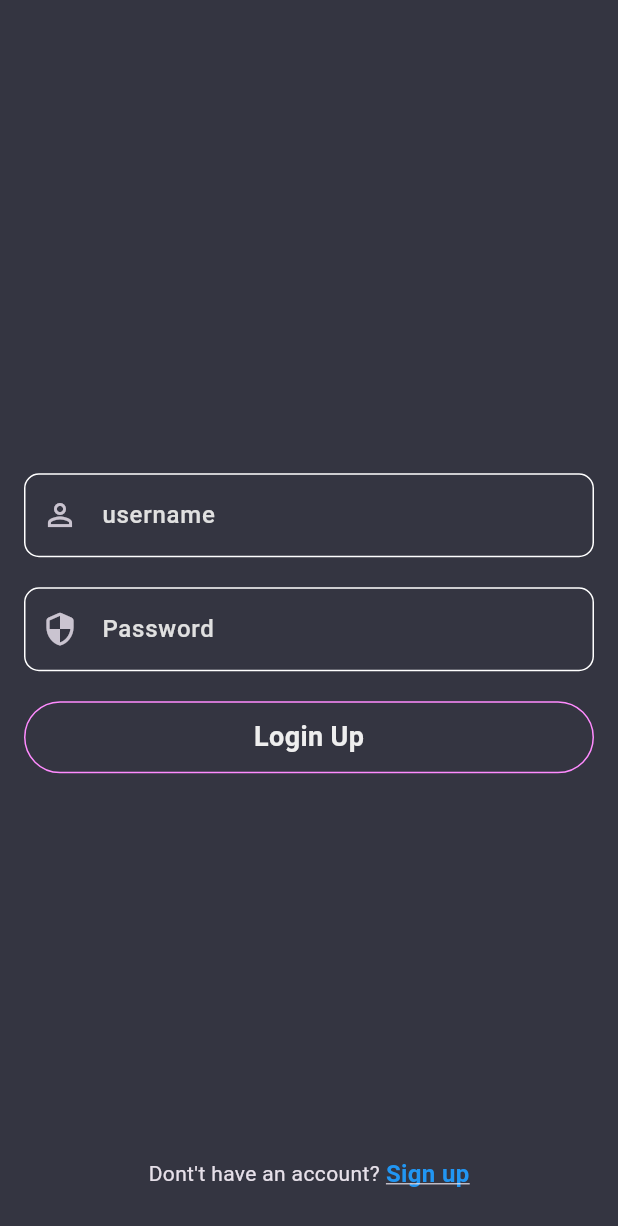
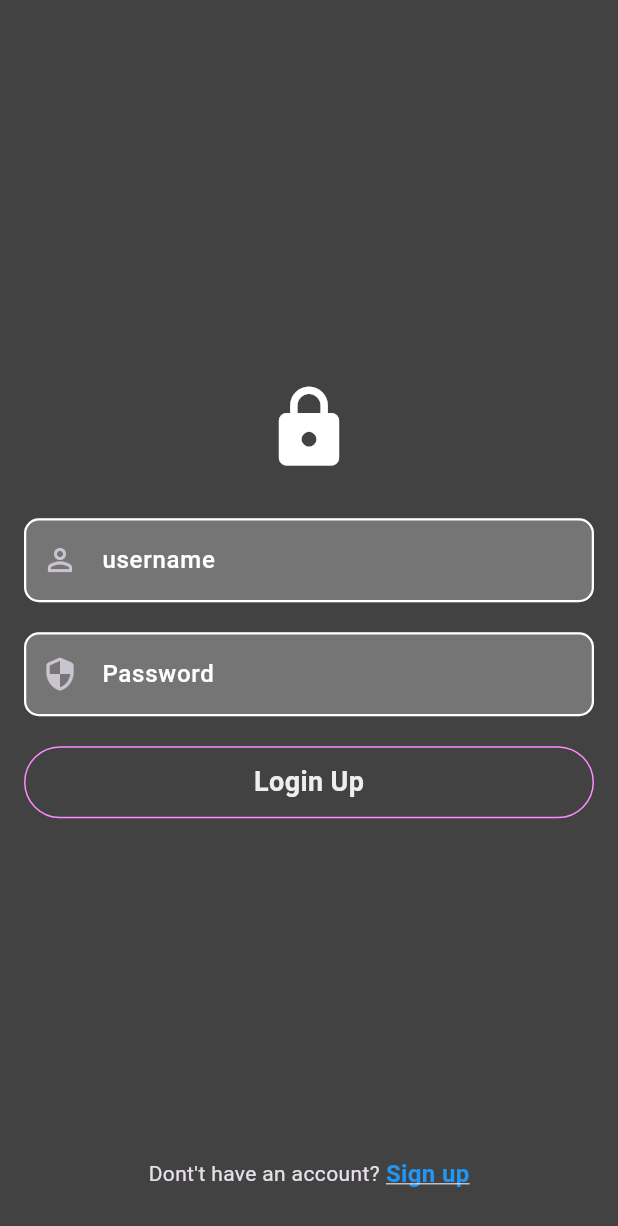
Before and after one commit to sanket-pilane/Chatgpt-clone, a Flutter app: the screen it shows after launch, after a tap on "Login now", on a phone screen of 412 x 824 dp. Shown: the top 1226 px of the screen. Run offline on Flutter 3.47's test engine with Material 3 defaults, Android fonts, the phone set to English and light mode, and no system bars; our stand-ins replace bloc, flutter_bloc, flutter_svg.

Commit message:
Auth UI updated

```diff
--- a/frontend/mobile/lib/components/text_fields.dart
+++ b/frontend/mobile/lib/components/text_field.dart
@@ -18,9 +18,12 @@ class MyTextField extends StatelessWidget {
         cursorColor: Colors.white,
         controller: controller,
         decoration: InputDecoration(
+          fillColor: Colors.grey.shade600,
+          filled: true,
           enabledBorder: const OutlineInputBorder(
             borderSide: BorderSide(
               color: Colors.white,
+              width: 1.5,
             ),
             borderRadius: BorderRadius.all(
               Radius.circular(
@@ -28,16 +31,16 @@ class MyTextField extends StatelessWidget {
               ),
             ),
           ),
-          focusedBorder: OutlineInputBorder(
-            borderRadius: const BorderRadius.all(
+          focusedBorder: const OutlineInputBorder(
+            borderRadius: BorderRadius.all(
               Radius.circular(10),
             ),
-            borderSide: BorderSide(color: Colors.blue.shade500),
+            borderSide: BorderSide(color: Colors.black),
           ),
           prefixIcon: Icon(icon),
-          hintText: hintText,
-          hintStyle: TextStyle(
-            color: Colors.grey.shade300,
+          labelText: hintText,
+          labelStyle: const TextStyle(
+            color: Colors.white,
             fontWeight: FontWeight.w500,
           ),
         ),
--- a/frontend/mobile/lib/features/auth/login.dart
+++ b/frontend/mobile/lib/features/auth/login.dart
@@ -1,7 +1,8 @@
 import 'package:flutter/material.dart';
-// import 'package:lottie/lottie.dart';
+
 import 'package:mobile/components/my_button.dart';
-import 'package:mobile/components/text_fields.dart';
+import 'package:mobile/components/text_field.dart';
+
 import 'package:mobile/features/auth/sign_up.dart';
 
 class LoginPage extends StatelessWidget {
@@ -13,6 +14,7 @@ class LoginPage extends StatelessWidget {
     final TextEditingController passwordController = TextEditingController();
 
     return Scaffold(
+      backgroundColor: Colors.grey.shade800,
       body: SafeArea(
         child: Padding(
           padding: const EdgeInsets.symmetric(vertical: 30.0),
@@ -21,14 +23,11 @@ class LoginPage extends StatelessWidget {
             mainAxisAlignment: MainAxisAlignment.center,
             children: [
               const Spacer(),
-              // Center(
-              //   child: Lottie.asset(
-              //     "assets/lottie/login.json",
-              //     height: 100,
-              //     width: 100,
-              //     animate: true,
-              //   ),
-              // ),
+              const Center(
+                  child: Icon(
+                Icons.lock,
+                size: 60,
+              )),
               const SizedBox(
                 height: 20,
               ),
--- a/frontend/mobile/lib/features/auth/sign_up.dart
+++ b/frontend/mobile/lib/features/auth/sign_up.dart
@@ -1,7 +1,8 @@
 import 'package:flutter/material.dart';
-import 'package:lottie/lottie.dart';
+
 import 'package:mobile/components/my_button.dart';
-import 'package:mobile/components/text_fields.dart';
+import 'package:mobile/components/text_field.dart';
+
 import 'package:mobile/features/auth/login.dart';
 
 class SignUpPage extends StatefulWidget {
@@ -19,6 +20,7 @@ class _SignUpPageState extends State<SignUpPage> {
     final TextEditingController confirmPasswordController =
         TextEditingController();
     return Scaffold(
+      backgroundColor: Colors.grey.shade800,
       body: SafeArea(
         child: Padding(
           padding: const EdgeInsets.symmetric(vertical: 30.0),
@@ -27,13 +29,10 @@ class _SignUpPageState extends State<SignUpPage> {
             mainAxisAlignment: MainAxisAlignment.center,
             children: [
               const Spacer(),
-              Center(
-                child: Lottie.asset(
-                  "assets/lottie/login.json",
-                  height: 100,
-                  width: 100,
-                  animate: true,
-                  repeat: false,
+              const Center(
+                child: Icon(
+                  Icons.lock,
+                  size: 60,
                 ),
               ),
               const SizedBox(
@@ -45,7 +44,7 @@ class _SignUpPageState extends State<SignUpPage> {
                   children: [
                     MyTextField(
                       controller: usernameController,
-                      hintText: "username",
+                      hintText: "Username",
                       icon: Icons.person_outline,
                     ),
                     MyTextField(
--- a/frontend/mobile/lib/main.dart
+++ b/frontend/mobile/lib/main.dart
@@ -1,9 +1,8 @@
 import 'package:flutter/material.dart';
 import 'package:mobile/design/app_theme.dart';
 import 'package:mobile/features/auth/sign_up.dart';
-import 'package:mobile/features/onboarding/onboarding_page.dart';
 
-void main() {
+void main() async {
   runApp(const MyApp());
 }
 
```
Also changed, not shown: frontend/mobile/lib/components/my_button.dart (+4 -3 lines), frontend/mobile/pubspec.yaml (+9 -10 lines), frontend/mobile/lib/firebase_options.dart (deleted), frontend/mobile/pubspec.lock, 24 other files.
